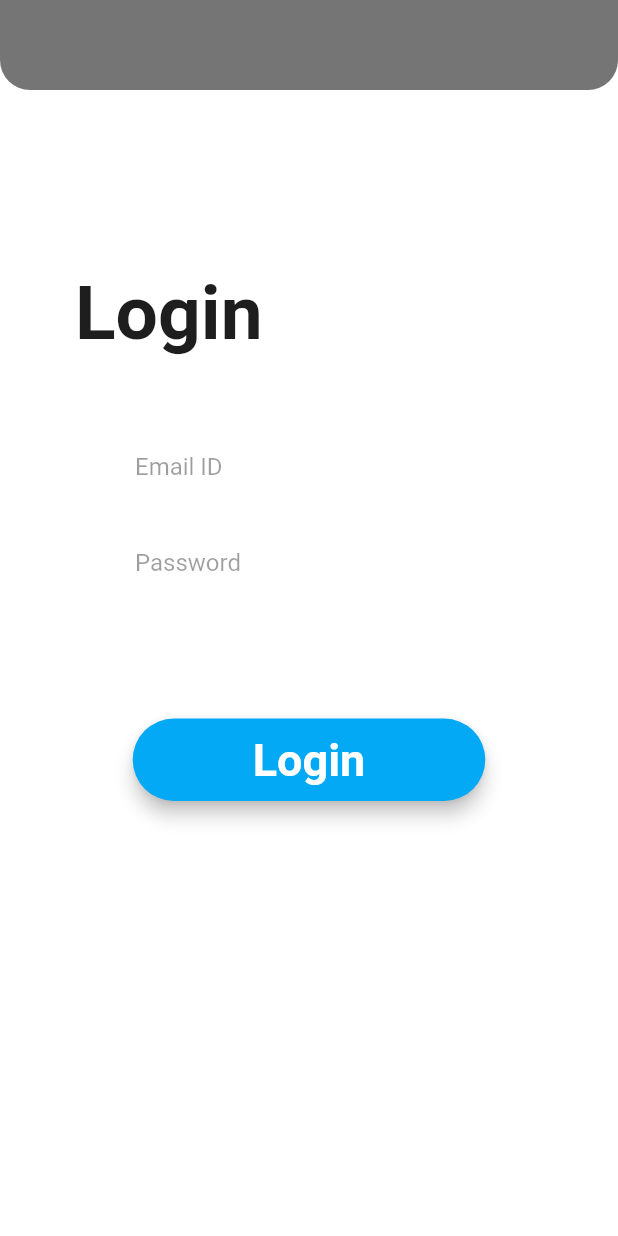
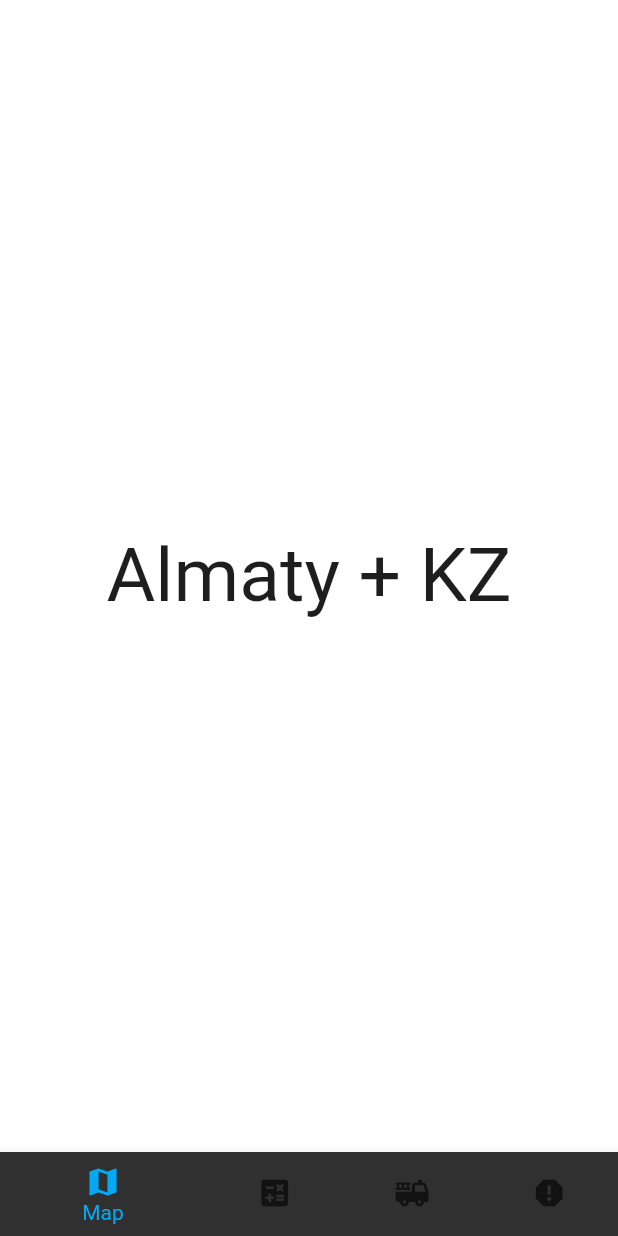
Before and after one commit to 1gnoramus/ecologist_app, a Flutter app: the LoginPage screen opened by its route, after a tap on "Login", on a phone screen of 412 x 824 dp. Run offline on Flutter 3.47's test engine with Material 2 defaults, Android fonts, the light colour scheme and no system bars.

Commit message:
MainPages created

```diff
--- /dev/null
+++ b/lib/main_pages/bottom_nav_bar.dart
@@ -0,0 +1,45 @@
+import 'package:ecologist_app/main_pages/calculation_page.dart';
+import 'package:ecologist_app/main_pages/map_page.dart';
+import 'package:ecologist_app/main_pages/my_transport_page.dart';
+import 'package:ecologist_app/main_pages/report_page.dart';
+import 'package:flutter/material.dart';
+import '../components/constants.dart';
+
+class BottomNavBar extends StatefulWidget {
+  @override
+  State<BottomNavBar> createState() => _BottomNavBarState();
+}
+
+class _BottomNavBarState extends State<BottomNavBar> {
+  int selectedIndex = 0;
+  final screens = [
+    MapPage(cityName: 'Almaty', countryName: 'KZ'),
+    CalculationPage(),
+    MyTransportPage(),
+    ReportPage()
+  ];
+
+  @override
+  Widget build(BuildContext context) {
+    return Scaffold(
+      bottomNavigationBar: BottomNavigationBar(
+        selectedItemColor: kElementsColor,
+        currentIndex: selectedIndex,
+        onTap: (int index) {
+          setState(() {
+            selectedIndex = index;
+          });
+        },
+        items: [
+          BottomNavigationBarItem(icon: Icon(Icons.map), label: 'Map'),
+          BottomNavigationBarItem(
+              icon: Icon(Icons.calculate), label: 'Calculate'),
+          BottomNavigationBarItem(
+              icon: Icon(Icons.fire_truck), label: 'My Transport'),
+          BottomNavigationBarItem(icon: Icon(Icons.report), label: 'Reports'),
+        ],
+      ),
+      body: screens[selectedIndex],
+    );
+  }
+}
--- /dev/null
+++ b/lib/main_pages/map_page.dart
@@ -0,0 +1,28 @@
+import 'package:flutter/material.dart';
+
+import '../components/constants.dart';
+
+class MapPage extends StatefulWidget {
+  MapPage({required this.cityName, required this.countryName});
+  static String id = 'map_screen';
+  final String cityName;
+  final String countryName;
+
+  @override
+  State<MapPage> createState() => _MapPageState();
+}
+
+class _MapPageState extends State<MapPage> {
+  @override
+  Widget build(BuildContext context) {
+    return Scaffold(
+      backgroundColor: kMainThemeColor1,
+      body: Center(
+        child: Text(
+          '${widget.cityName} + ${widget.countryName}',
+          style: TextStyle(fontSize: 50.0, color: kFontColor),
+        ),
+      ),
+    );
+  }
+}
--- a/lib/welcome_pages/login_page.dart
+++ b/lib/welcome_pages/login_page.dart
@@ -1,4 +1,6 @@
 import 'package:ecologist_app/components/button_2.dart';
+import 'package:ecologist_app/main_pages/bottom_nav_bar.dart';
+import 'package:ecologist_app/main_pages/map_page.dart';
 import 'package:flutter/material.dart';
 import 'package:provider/provider.dart';
 import '../components/constants.dart';
@@ -91,7 +93,14 @@ class _LoginPageState extends State<LoginPage> {
                       textColor: kMainThemeColor1,
                       color: kElementsColor,
                       buttonText: 'Login',
-                      onTap: () async {}),
+                      onTap: () {
+                        Navigator.push(
+                          context,
+                          MaterialPageRoute(
+                            builder: (context) => BottomNavBar(),
+                          ),
+                        );
+                      }),
                 )
               ],
             ),
```
Also changed, not shown: lib/main_pages/calculation_page.dart (added, +23 -0 lines), lib/main_pages/my_transport_page.dart (added, +23 -0 lines), lib/main_pages/report_page.dart (added, +22 -0 lines), 2 other files.
